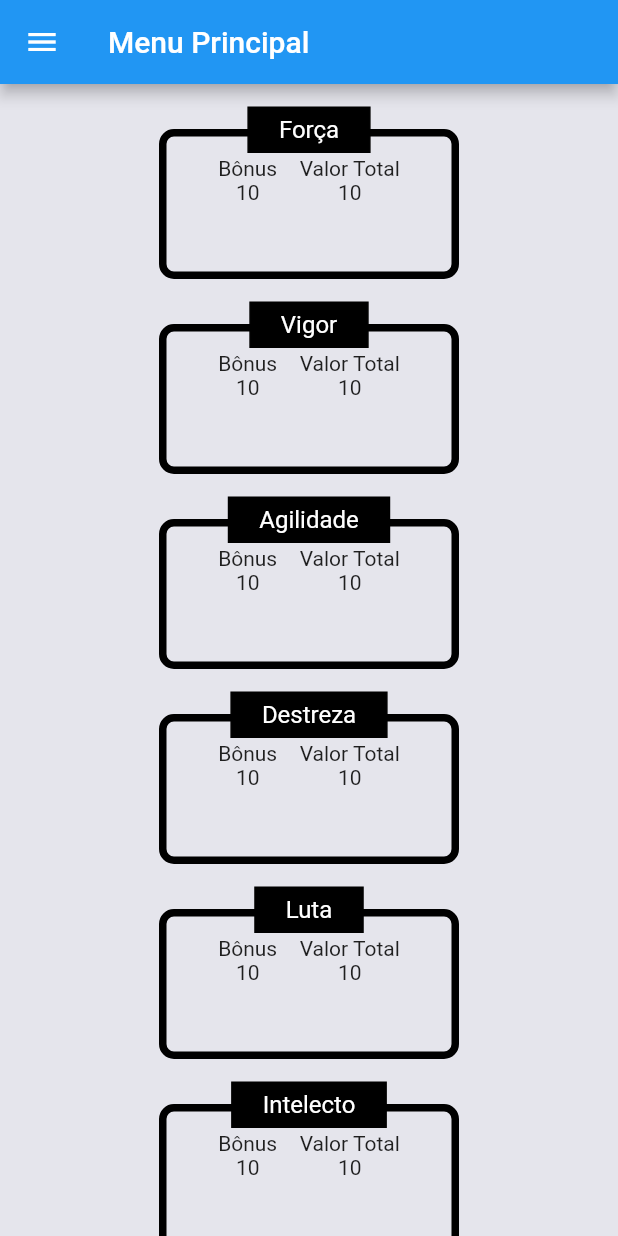
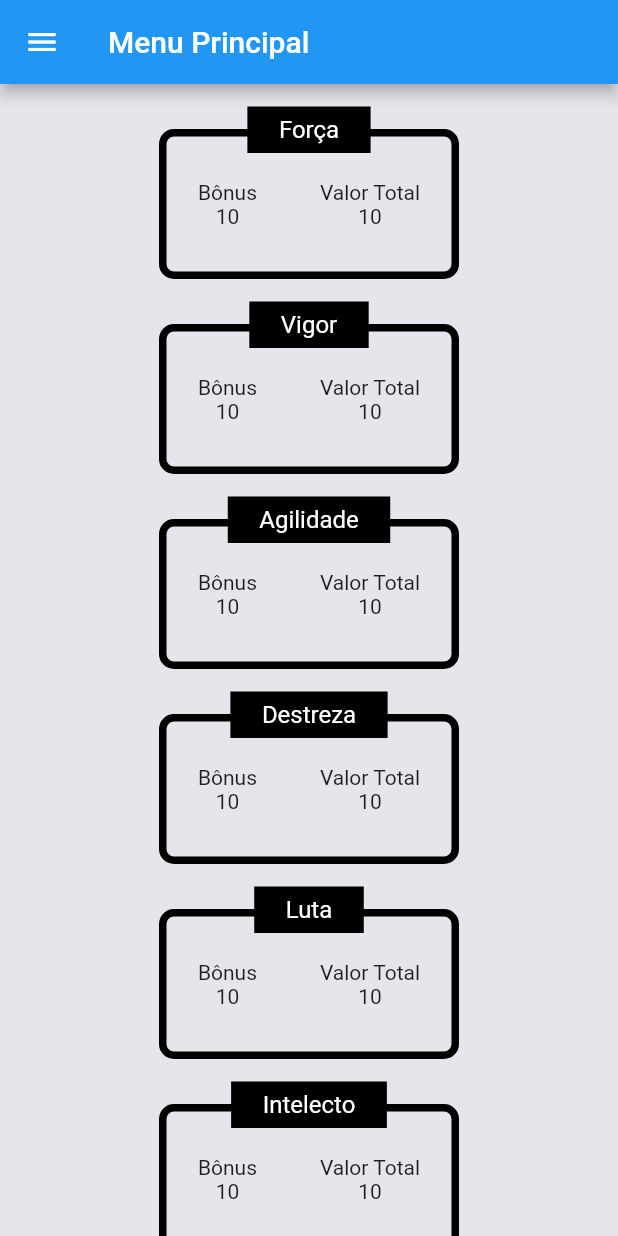
Before and after one commit to B0yEditi0n/FabricaDoMultiverso, a Flutter app: the habilidadesTela screen opened by its route, on a phone screen of 412 x 824 dp. Run offline on Flutter 3.47's test engine with Material 2 defaults, Android fonts, the phone set to English and light mode, and no system bars; our stand-ins replace firebase_core; accounts and stored records are empty.

Commit message:
Limpado execesso de código desnecessário no widget Habilidades

```diff
--- a/lib/widgets/habilidadeBuilder.dart
+++ b/lib/widgets/habilidadeBuilder.dart
@@ -10,8 +10,7 @@ class HabilidadeBuilder {
           children: [
             // Caixa de Habilidade
             Align(
-              // child: Positioned(
-                child: Container(
+              child: Container( // Estilização da Borda Preta
                 // Tamanho e Proporção
                 alignment: Alignment.center,
                 margin: const EdgeInsets.only(top: 15),
@@ -31,13 +30,11 @@ class HabilidadeBuilder {
                   borderRadius: BorderRadius.circular(10),
                 ),
 
-                  child: Column(children: [
-
-                    Center(
-                      child: Padding(
-                        padding: const EdgeInsets.only(top: 13),
-                        child: Row(
+                child: Column(
                   mainAxisAlignment: MainAxisAlignment.center,
+                  children: [
+                    Row(
+                      mainAxisAlignment: MainAxisAlignment.spaceAround,
                       children: [
                         Container(
                           child: Column(
@@ -47,33 +44,22 @@ class HabilidadeBuilder {
                             ]
                           ),
                         ),
-                              // Espaço em Branco
-                              const SizedBox(
-                                width: 15,
-                              ),
                         Column(
                           children: [
                             const Text('Valor Total'),
                             Text(total)
                           ],
                         ),
-
                       ]
                     ),
+                  ],
                 ),
               ),
-
-                  ],),
-
-                ),
-              // ),
             ),
             //FIM: Caixa de Habilidade
 
             //  Barra de Titulo
             Align(
-              // child: Positioned(
-                // top: 0,
                 child:
                 Container(
                   decoration: BoxDecoration(
```
Lines whose indentation alone changed are shown as unchanged.
